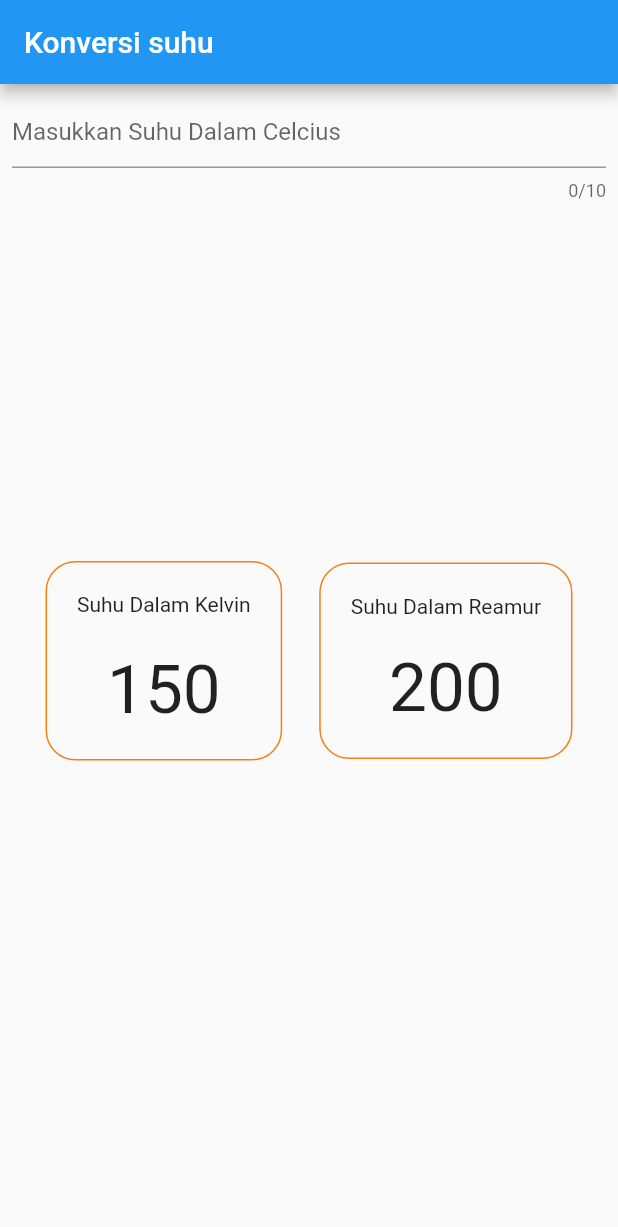
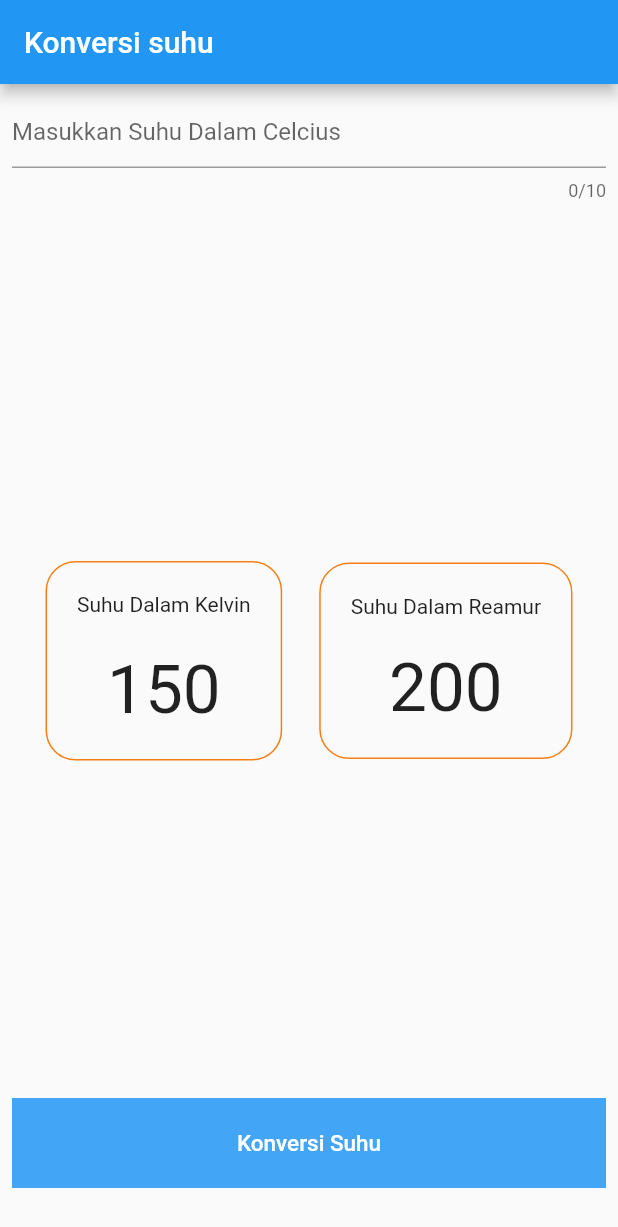
Before and after one commit to dhikaainul/konversi-suhu-v2, a Flutter app: the screen it shows after launch, on a phone screen of 412 x 824 dp. Shown: the top 1227 px of the screen. Run offline on Flutter 3.47's test engine with Material 2 defaults, Android fonts, the phone set to English and light mode, and no system bars; Roboto replaces fonts that are missing (Raleway).

Commit message:
add button

```diff
--- a/statefull_widget_project/lib/main.dart
+++ b/statefull_widget_project/lib/main.dart
@@ -71,8 +71,27 @@ class MyApp extends StatelessWidget {
                           )
                         ],
                       ),
-                    )
+                    ),
                   ],
+                ),
+              ),
+              Container(
+                margin: EdgeInsets.only(top: 225),
+                // color: Colors.transparent,
+                width: 500,
+                height: 60,
+                child: FlatButton(
+                  shape: new RoundedRectangleBorder(),
+                  onPressed: () {},
+                  color: Colors.blue[400],
+                  child: Text(
+                    "Konversi Suhu",
+                    style: TextStyle(
+                      color: Colors.white,
+                      fontFamily: 'Raleway',
+                      fontSize: 15,
+                    ),
+                  ),
                 ),
               ),
             ],
```
